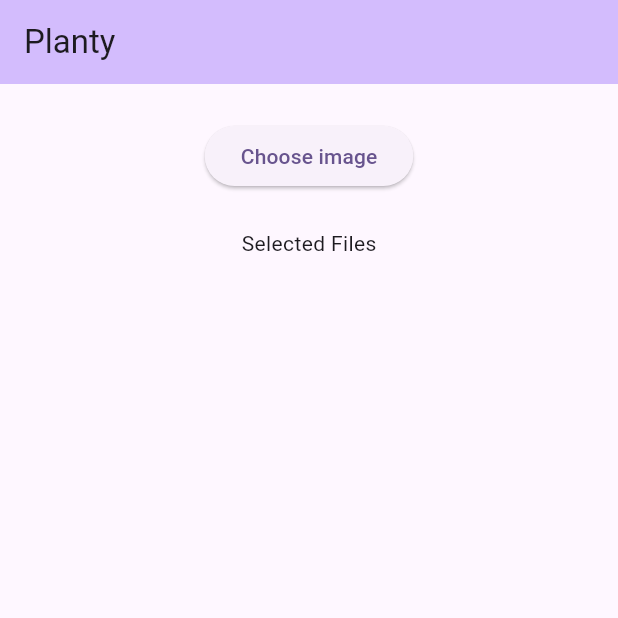
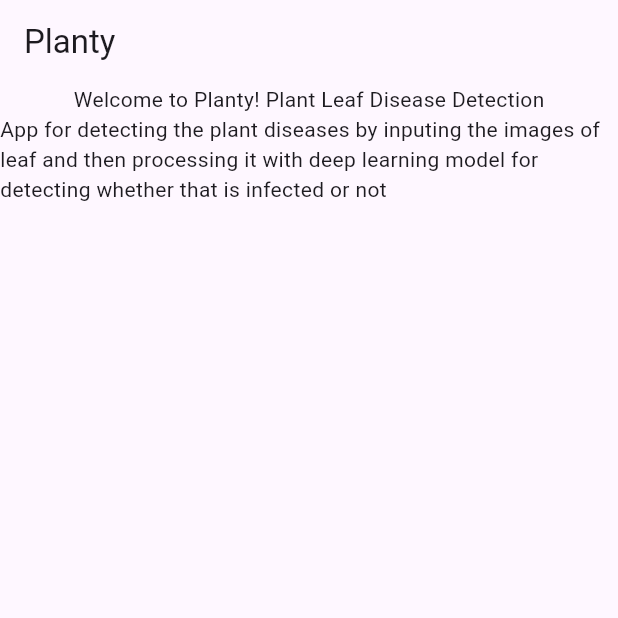
Before and after one commit to atharva-777/BE_Project_App, a Flutter app: the screen it shows after launch, on a phone screen of 412 x 824 dp, the top half of it. Run offline on Flutter 3.47's test engine with Material 3 defaults, Android fonts, the light colour scheme and no system bars; our stand-ins replace file_picker.

Commit message:
Add routing

```diff
--- /dev/null
+++ b/lib/HomePage.dart
@@ -0,0 +1,21 @@
+import 'package:flutter/material.dart';
+
+class HomePage extends StatelessWidget {
+  const HomePage({super.key});
+
+  @override
+  Widget build(BuildContext context) {
+    return Scaffold(
+      appBar: AppBar(
+        title: const Text("Planty"),
+      ),
+      body: const Column(
+        children: [
+          Text("Welcome to Planty! Plant Leaf Disease Detection"),
+          Text(
+              "App for detecting the plant diseases by inputing the images of leaf and then processing it with deep learning model for detecting whether that is infected or not")
+        ],
+      ),
+    );
+  }
+}
--- a/lib/PlantImagePicker.dart
+++ b/lib/PlantImagePicker.dart
@@ -1,3 +1,5 @@
+// ignore_for_file: file_names
+
 import 'dart:io';
 
 import 'package:file_picker/file_picker.dart';
```
Also changed, not shown: lib/main.dart (+5 -89 lines).
